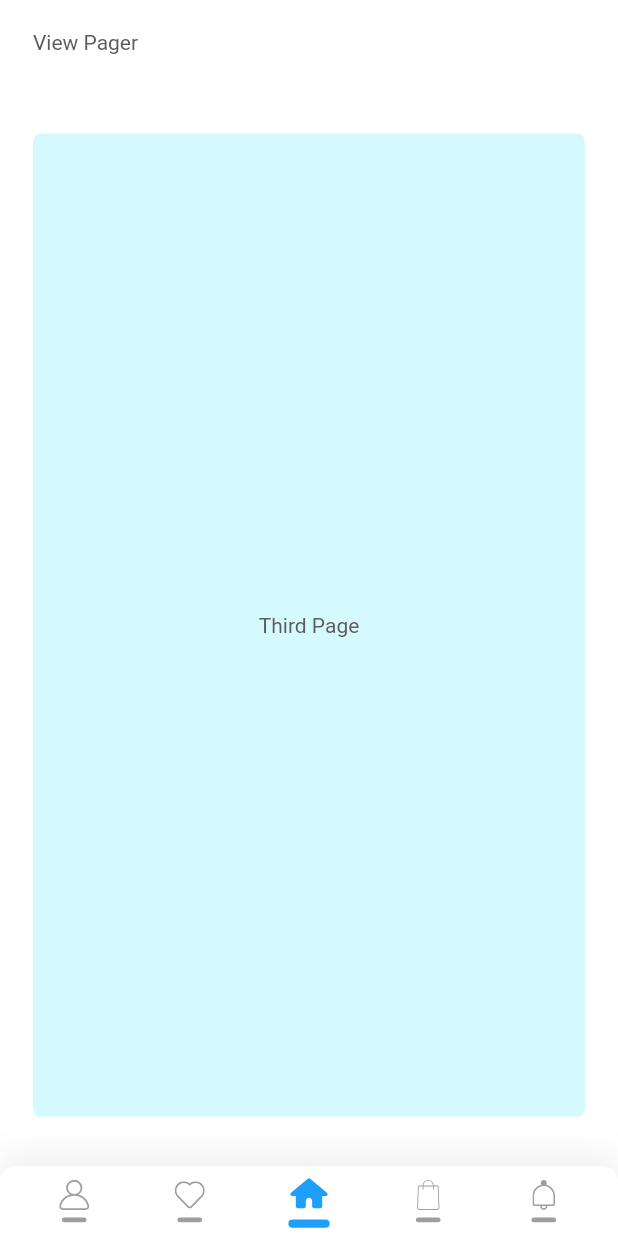
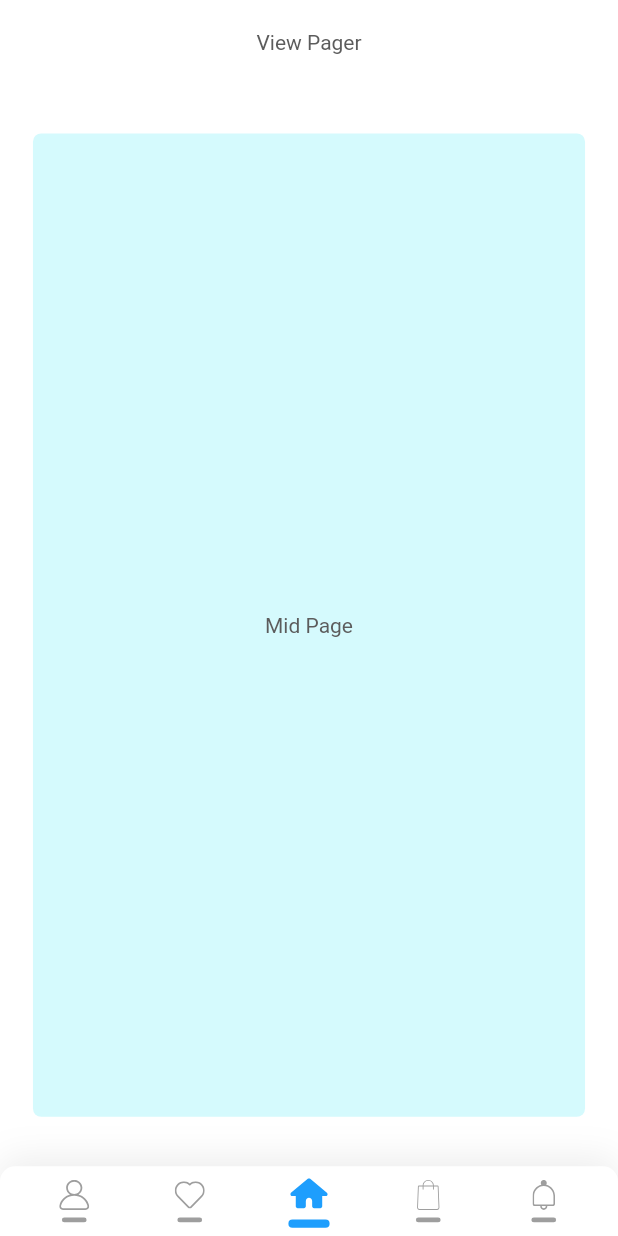
Before and after one commit to niloy000123/flutter_viewpager_mvvm_provider, a Flutter app: the screen it shows after launch, on a phone screen of 412 x 824 dp. Run offline on Flutter 3.47's test engine with Material 2 defaults, Android fonts, the phone set to English and light mode, and no system bars; our stand-ins replace flutter_svg; Roboto replaces fonts that are missing (Muli).

Commit message:
design update

```diff
--- a/lib/component/custom_home_appbar.dart
+++ b/lib/component/custom_home_appbar.dart
@@ -16,10 +16,7 @@ class CustomHomeAppBar extends StatelessWidget {
             EdgeInsets.symmetric(horizontal: getProportionateScreenWidth(20)),
         height: double.infinity,
         width: double.infinity,
-        child: Row(
-          mainAxisAlignment: MainAxisAlignment.spaceBetween,
-          children: [Text('View Pager')],
-        ),
+        child: const Center(child: Text('View Pager')),
       ),
     );
   }
--- a/lib/view/third_secreen.dart
+++ b/lib/view/third_secreen.dart
@@ -17,7 +17,7 @@ class ThirdScreen extends StatelessWidget {
             borderRadius: BorderRadius.circular(getProportionateScreenWidth(5)),
             color: const Color.fromARGB(255, 149, 242, 250).withOpacity(.4)),
         child: const Center(
-          child: Text('Third Page'),
+          child: Text('Mid Page'),
         ),
       ),
     );
```
Also changed, not shown: assets/video-gif.gif (added).
